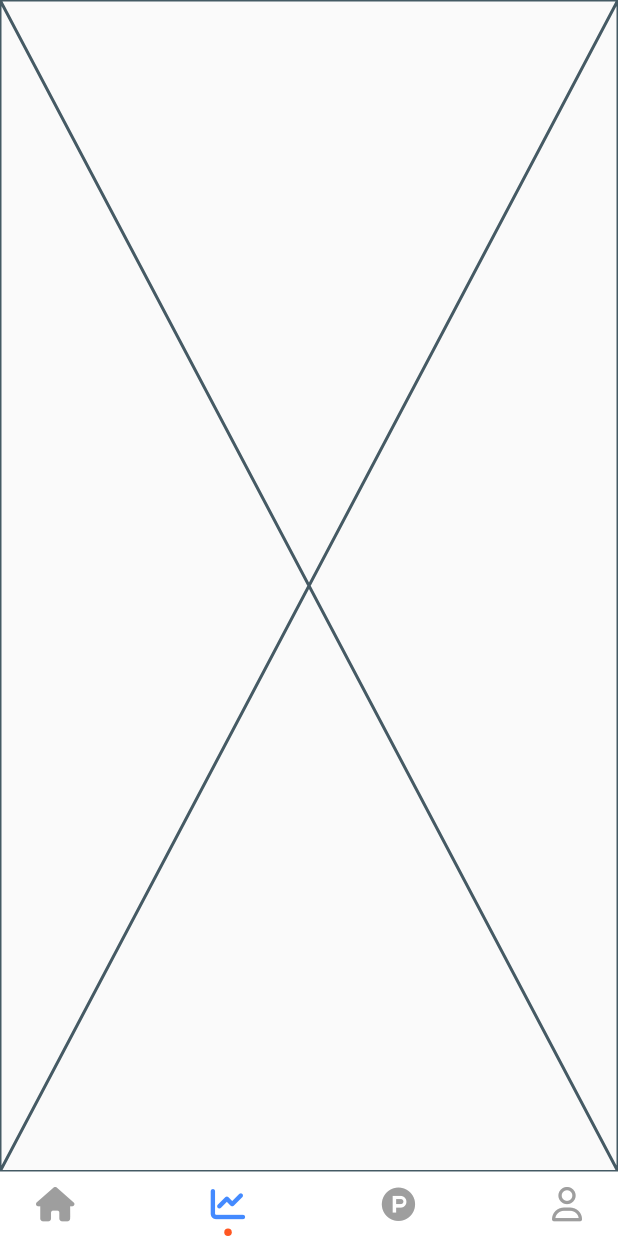
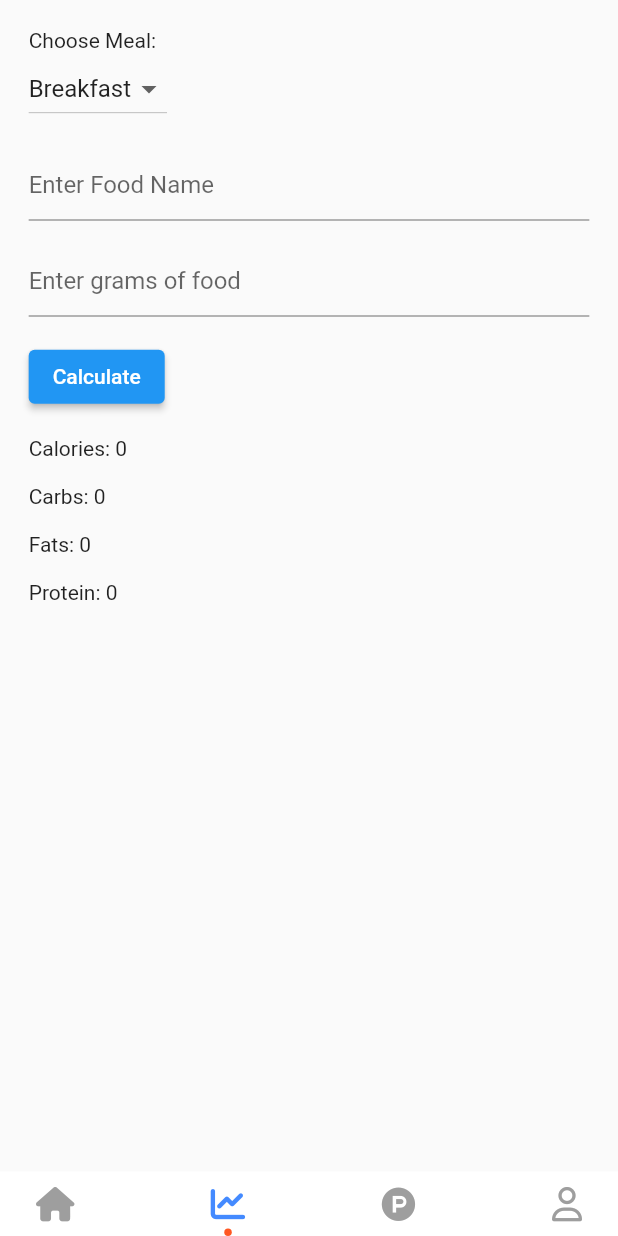
Before and after one commit to Md-Shadiuzzaman-Khan/Health-Tracker, a Flutter app: the Nav screen opened directly, item 2 of the bottom bar chosen, on a phone screen of 412 x 824 dp. Run offline on Flutter 3.47's test engine with Material 2 defaults, Android fonts, the light colour scheme and no system bars; drawn by our look-alikes of dot_navigation_bar; our stand-ins replace flutter_screenutil, flutter_svg, font_awesome_flutter, percent_indicator, smooth_page_indicator.

Commit message:
Initial commit

```diff
--- a/lib/screens/login_Reg/login.dart
+++ b/lib/screens/login_Reg/login.dart
@@ -16,7 +16,7 @@ class _LoginPageState extends State<Login> {
   TextEditingController emailController = TextEditingController();
   TextEditingController passwordController = TextEditingController();
 
-  void login(String email , password) async {
+  void login(String email, password) async {
     try{
       Response response = await post(
           Uri.parse('https://api.jobfid.com/api/login'),
--- a/lib/screens/main_pages/bottom_bar.dart
+++ b/lib/screens/main_pages/bottom_bar.dart
@@ -28,7 +28,7 @@ class _NavState extends State < Nav > {
       _currentIndex = index;
     });
   }
-  final pages = [Homepage(), FreeDiet(), ProDiet(), Dashboard()];
+  final pages = [Homepage(), NutritionCalculator(), ProDiet(), Dashboard()];
 
   @override
   Widget build(BuildContext context) {
--- a/lib/screens/main_pages/free_diet.dart
+++ b/lib/screens/main_pages/free_diet.dart
@@ -1,10 +1,146 @@
-import 'package:flutter/cupertino.dart';
+import 'dart:convert';
+import 'package:flutter/material.dart';
+import 'package:flutter_screenutil/flutter_screenutil.dart';
+import 'package:http/http.dart' as http;
 
-class FreeDiet extends StatelessWidget {
-  const FreeDiet({Key? key}) : super(key: key);
+class NutritionCalculator extends StatefulWidget {
+  @override
+  _NutritionCalculatorState createState() => _NutritionCalculatorState();
+}
+
+class _NutritionCalculatorState extends State<NutritionCalculator> {
+  String _meal = "breakfast";
+  String _foodName = "";
+  String _foodGrams = "";
+
+  int _calories = 0;
+  int _carbs = 0;
+  int _fats = 0;
+  int _protein = 0;
+
+  void _calculateNutrition() async {
+    if (_foodName.isEmpty || _foodGrams.isEmpty) {
+      return;
+    }
+
+    final url =
+        "https://api.api-ninjas.com/v1/nutrition?query=$_meal $_foodGrams grams $_foodName";
+    final headers = {"x-Api-Key": "I3sov+4Ec2CrXQK9mauAQQ==PzCNNH5swQ7U6yde"};
+
+    final response = await http.get(Uri.parse(url), headers: headers);
+
+    if (response.statusCode == 200) {
+      final data = json.decode(response.body);
+
+      setState(() {
+        _calories = data["calories"];
+        _carbs = data["carbs"];
+        _fats = data["fats"];
+        _protein = data["protein"];
+      });
+    } else {
+      throw Exception("Failed to load nutrition data");
+    }
+  }
+
+  @override
+  void initState(){
+    super.initState();
+  }
 
   @override
   Widget build(BuildContext context) {
-    return const Placeholder();
+    return Scaffold(
+      body: Padding(
+        padding: EdgeInsets.all(16.0.h),
+        child: Column(
+          crossAxisAlignment: CrossAxisAlignment.start,
+          children: [
+            Text("Choose Meal:"),
+            DropdownButton(
+              value: _meal,
+              onChanged: (value) {
+                setState(() {
+                  _meal = value!;
+                });
+              },
+              items: [
+                DropdownMenuItem(
+                  value: "breakfast",
+                  child: Text("Breakfast"),
+                ),
+                DropdownMenuItem(
+                  value: "lunch",
+                  child: Text("Lunch"),
+                ),
+                DropdownMenuItem(
+                  value: "dinner",
+                  child: Text("Dinner"),
+                ),
+                DropdownMenuItem(
+                  value: "snacks",
+                  child: Text("Snacks"),
+                ),
+              ],
+            ),
+            SizedBox(height: 16),
+            TextField(
+              decoration: InputDecoration(
+                hintText: "Enter Food Name",
+              ),
+              onChanged: (value) {
+                setState(() {
+                  _foodName = value;
+                });
+              },
+            ),
+            SizedBox(height: 16),
+            TextField(
+              decoration: InputDecoration(
+                hintText: "Enter grams of food",
+              ),
+              onChanged: (value) {
+                setState(() {
+                  _foodGrams = value;
+                });
+              },
+            ),
+            SizedBox(height: 16),
+            ElevatedButton(
+              onPressed: _calculateNutrition,
+              child: Text("Calculate"),
+            ),
+            SizedBox(height: 16),
+            Row(
+              children: [
+                Text("Calories: "),
+                Text("$_calories"),
+              ],
+            ),
+            SizedBox(height: 16),
+            Row(
+              children: [
+                Text("Carbs: "),
+                Text("$_carbs"),
+              ],
+            ),
+            SizedBox(height: 16),
+            Row(
+              children: [
+                Text("Fats: "),
+                Text("$_fats"),
+              ],
+            ),
+            SizedBox(height: 16),
+            Row(
+              children: [
+                Text("Protein: "),
+                Text("$_protein"),
+              ],
+            ),
+          ],
+        ),
+      ),
+    );
   }
 }
--- a/pubspec.yaml
+++ b/pubspec.yaml
@@ -44,6 +44,7 @@ dependencies:
   flutter_svg: ^2.0.4
   dot_navigation_bar: ^1.0.1+4
   http: ^0.13.5
+  webview_flutter: ^3.0.0
 
 dev_dependencies:
   flutter_test:
```
Also changed, not shown: lib/screens/login_Reg/registration.dart (+13 -5 lines), lib/screens/main_pages/dashboard.dart (+0 -19 lines), pubspec.lock.
